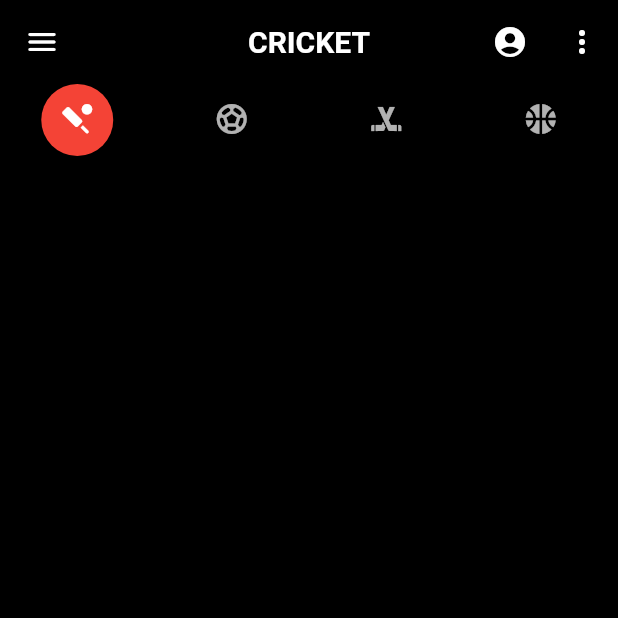
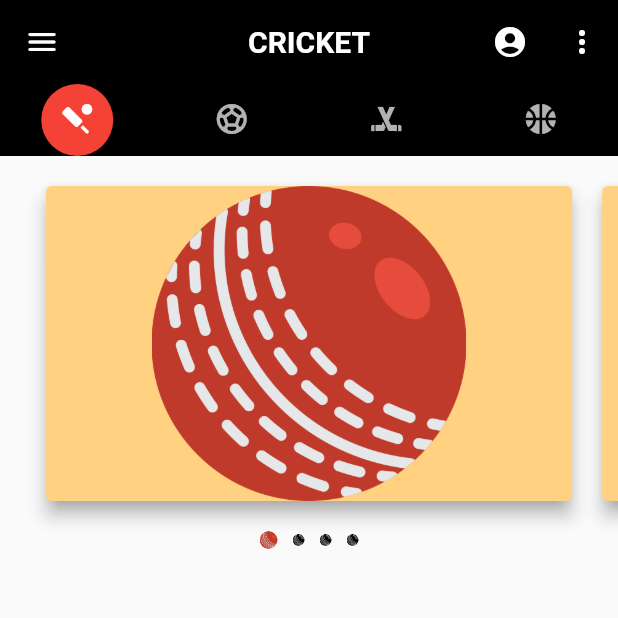
Before and after one commit to rrdiwana/testapp, a Flutter app: the screen it shows after launch, on a phone screen of 412 x 824 dp, the top half of it. Run offline on Flutter 3.47's test engine with Material 2 defaults, Android fonts, the phone set to English and light mode, and no system bars.

Commit message:
Adding static swipable cards in cricket tab with selected cards indicator

```diff
--- /dev/null
+++ b/lib/components/cards/cricket_card.dart
@@ -0,0 +1,89 @@
+import 'package:flutter/material.dart';
+import 'package:testapp/components/page_indicator.dart';
+
+class CricketCard extends StatefulWidget {
+  @override
+  State<CricketCard> createState() => _CricketCardState();
+}
+
+class _CricketCardState extends State<CricketCard> {
+  /// total number of pages/cards
+  int _totalNumberOfMatches = 4;
+
+  /// selected page
+  late ValueNotifier<int> _counter;
+
+  final PageController _pageController = PageController(
+    viewportFraction: 0.9,
+  );
+
+  @override
+  void initState() {
+    _counter = ValueNotifier<int>(0);
+    super.initState();
+  }
+
+  @override
+  void dispose() {
+    _counter.dispose();
+    super.dispose();
+  }
+
+  @override
+  Widget build(BuildContext context) {
+    final PageIndiciator pageIndiciator = PageIndiciator(
+      totalNumberOfPages: _totalNumberOfMatches,
+      counter: _counter,
+    );
+    return Stack(
+      alignment: Alignment.topCenter,
+      children: [
+        buildContainerWithCards(),
+        pageIndiciator,
+      ],
+    );
+  }
+
+  Widget buildContainerWithCards() {
+    return Container(
+      height: 250,
+      child: buildPageViewForNormalCards(),
+    );
+  }
+
+  Widget buildPageViewForNormalCards() {
+    List<Widget> currentMatchesList = List<Widget>.filled(_totalNumberOfMatches, buildNormalCard());
+
+    return PageView.builder(
+      scrollDirection: Axis.horizontal,
+      controller: _pageController,
+      itemCount: _totalNumberOfMatches,
+      onPageChanged: (int pageNumber) {
+        _counter.value = pageNumber; // increasing the value of counter to notify the pageindicator
+      },
+      itemBuilder: (context, index) {
+        return currentMatchesList[index];
+      },
+    );
+  }
+
+  Widget buildNormalCard() {
+    return Card(
+      elevation: 5,
+      shadowColor: Colors.grey,
+      color: Colors.orangeAccent.shade100,
+      margin: const EdgeInsets.only(top: 20, right: 10, left: 10, bottom: 20),
+      child: InkWell(
+        splashColor: Colors.blue.withAlpha(30),
+        onTap: () {
+          print('Card tapped.');
+        },
+        child: const SizedBox(
+          child: Image(
+            image: AssetImage('assets/graphics/cricket.png'),
+          ),
+        ),
+      ),
+    );
+  }
+}
--- a/lib/components/cricket_tab_view.dart
+++ /dev/null
@@ -1,17 +0,0 @@
-import 'package:flutter/material.dart';
-
-class CricketTabView extends StatefulWidget {
-  @override
-  State<CricketTabView> createState() => _CricketTabViewState();
-}
-
-class _CricketTabViewState extends State<CricketTabView> {
-  @override
-  Widget build(BuildContext context) {
-    return Icon(
-      Icons.sports_cricket_rounded,
-      size: 150,
-      color: Colors.black,
-    );
-  }
-}
--- /dev/null
+++ b/lib/components/page_indicator.dart
@@ -0,0 +1,59 @@
+import 'package:flutter/material.dart';
+
+class PageIndiciator extends StatefulWidget {
+  int totalNumberOfPages = 0;
+  ValueNotifier<int> counter;
+
+  PageIndiciator({
+    required this.totalNumberOfPages,
+    required this.counter,
+  });
+
+  @override
+  State<PageIndiciator> createState() => PageIndicatorState(counter: counter);
+}
+
+class PageIndicatorState extends State<PageIndiciator> with AutomaticKeepAliveClientMixin {
+  ValueNotifier<int> counter;
+  PageIndicatorState({required this.counter});
+
+  @override
+  Widget build(BuildContext context) {
+    return ValueListenableBuilder(
+      valueListenable: counter,
+      builder: (context, value, child) => buildBottomPageIndicator(value),
+    );
+  }
+
+  @override
+  bool get wantKeepAlive => true;
+
+  Widget buildBottomPageIndicator(value) {
+    return Container(
+      margin: EdgeInsets.only(top: 250),
+      child: Row(
+        mainAxisSize: MainAxisSize.min,
+        mainAxisAlignment: MainAxisAlignment.center,
+        children: <Widget>[
+          for (int i = 0; i < widget.totalNumberOfPages; i++)
+            if (i == value) ...[circleBar(true)] else circleBar(false),
+        ],
+      ),
+    );
+  }
+
+  Widget circleBar(bool isActive) {
+    return AnimatedContainer(
+      duration: Duration(milliseconds: 200),
+      margin: EdgeInsets.symmetric(horizontal: 5),
+      height: isActive ? 12 : 8,
+      width: isActive ? 12 : 8,
+      decoration: BoxDecoration(
+          image: isActive
+              ? DecorationImage(image: AssetImage('assets/graphics/cricket.png'))
+              : DecorationImage(image: AssetImage('assets/graphics/cricket-grey-outlined.png')),
+          // color: isActive ? Colors.red : Colors.grey,
+          borderRadius: BorderRadius.all(Radius.circular(22))),
+    );
+  }
+}
--- /dev/null
+++ b/lib/components/tab_views/cricket_tab_view.dart
@@ -0,0 +1,17 @@
+import 'package:flutter/material.dart';
+import 'package:testapp/components/cards/cricket_card.dart';
+
+class CricketTabView extends StatefulWidget {
+  @override
+  State<CricketTabView> createState() => _CricketTabViewState();
+}
+
+class _CricketTabViewState extends State<CricketTabView> with AutomaticKeepAliveClientMixin {
+  @override
+  Widget build(BuildContext context) {
+    return CricketCard();
+  }
+
+  @override
+  bool get wantKeepAlive => true;
+}
--- a/lib/scoreman.dart
+++ b/lib/scoreman.dart
@@ -1,10 +1,10 @@
 import 'package:flutter/material.dart';
-import 'package:testapp/components/basketball_tab_view.dart';
-import 'package:testapp/components/cricket_tab_view.dart';
-import 'package:testapp/components/football_tab_view.dart';
-import 'package:testapp/components/hockey_tab_view.dart';
+import 'package:testapp/components/tab_views/basketball_tab_view.dart';
+import 'package:testapp/components/tab_views/football_tab_view.dart';
+import 'package:testapp/components/tab_views/hockey_tab_view.dart';
 import 'package:testapp/utils/common_utility.dart';
 import 'package:testapp/utils/constants.dart';
+import 'package:testapp/components/tab_views/cricket_tab_view.dart';
 
 class ScoreMan extends StatelessWidget {
   @override
@@ -21,8 +21,7 @@ class ScoreManHomePage extends StatefulWidget {
   State<ScoreManHomePage> createState() => _ScoreManHomePageSate();
 }
 
-class _ScoreManHomePageSate extends State<ScoreManHomePage>
-    with SingleTickerProviderStateMixin {
+class _ScoreManHomePageSate extends State<ScoreManHomePage> with SingleTickerProviderStateMixin {
   late TabController _tabController;
   String title = cricketTabName;
 
@@ -48,7 +47,7 @@ class _ScoreManHomePageSate extends State<ScoreManHomePage>
     return DefaultTabController(
       length: 4,
       child: Scaffold(
-        backgroundColor: Colors.black,
+        // backgroundColor: Colors.white,
         body: CustomScrollView(
           primary: true,
           slivers: <Widget>[
@@ -109,7 +108,7 @@ class _ScoreManHomePageSate extends State<ScoreManHomePage>
                   CricketTabView(),
                   FootballTabView(),
                   HockeyTabView(),
-                  BasketballTabView()
+                  BasketballTabView(),
                 ],
               ),
             ),
--- a/pubspec.yaml
+++ b/pubspec.yaml
@@ -59,9 +59,9 @@ flutter:
   uses-material-design: true
 
   # To add assets to your application, add an assets section, like this:
-  # assets:
-  #   - images/a_dot_burr.jpeg
-  #   - images/a_dot_ham.jpeg
+  assets:
+    - assets/
+    - assets/graphics/
 
   # An image asset can refer to one or more resolution-specific "variants", see
   # https://flutter.dev/assets-and-images/#resolution-aware.
```
Also changed, not shown: assets/graphics/cricket-grey-fill.png (added), assets/graphics/cricket-grey-outlined.png (added), assets/graphics/cricket-player-with-bat.png (added), assets/graphics/cricket.png (added), lib/components/tab_views/basketball_tab_view.dart (renamed from lib/components/basketball_tab_view.dart), lib/components/tab_views/football_tab_view.dart (renamed from lib/components/football_tab_view.dart), lib/components/tab_views/hockey_tab_view.dart (renamed from lib/components/hockey_tab_view.dart), lib/eventListeners/tab_change_listener.dart (added), lib/eventListeners/tab_change_listner.dart (deleted).
